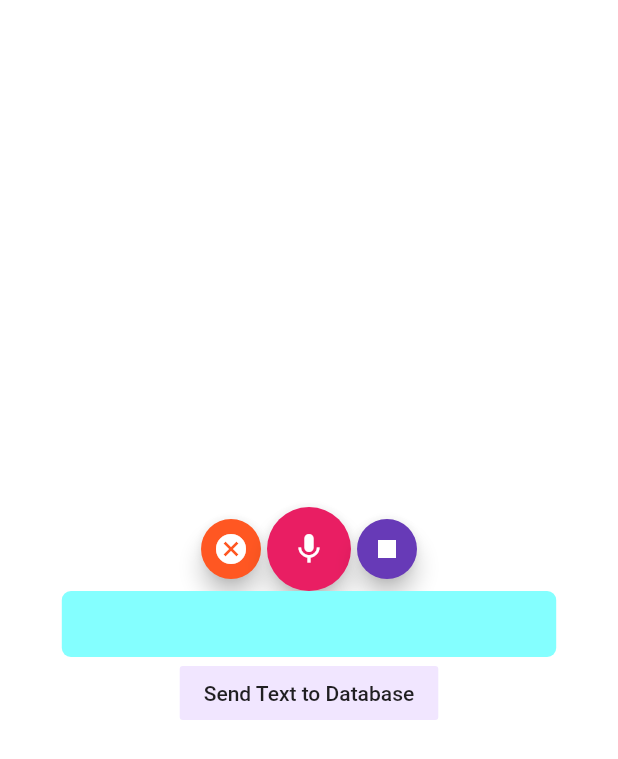
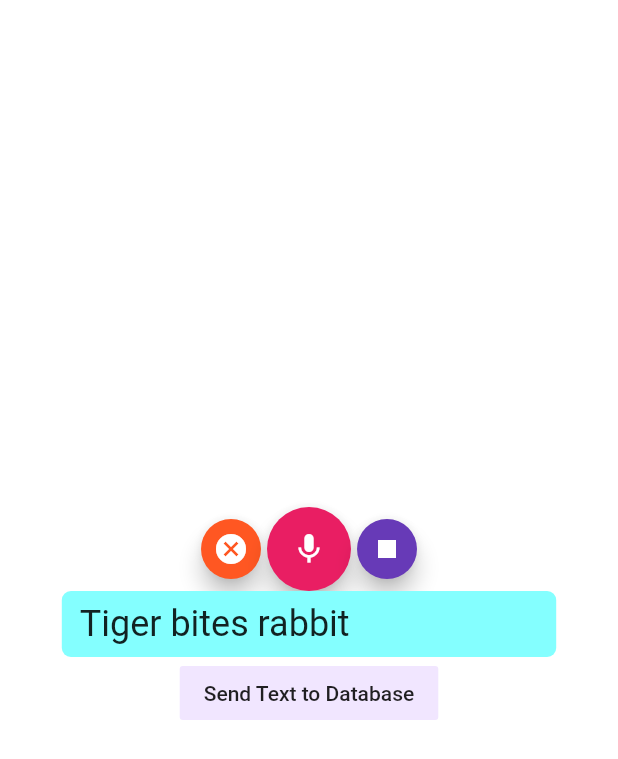
Before and after one commit to suriya-1403/speech2image-hack36, a Flutter app: the VoiceHome screen opened directly, after a tap on "Send Text to Database", on a phone screen of 412 x 824 dp. Shown: the top 759 px of the screen. Run offline on Flutter 3.47's test engine with Material 2 defaults, Android fonts, the phone set to English and light mode, and no system bars; our stand-ins replace avatar_glow, firebase_auth, firebase_core, flutter_svg, speech_to_text, url_launcher_web; missing offline and left inert: cloud_firestore_web, firebase_analytics_web, firebase_auth_web, firebase_core_web, highlight_text, speech_recognition; accounts and stored records are empty; network calls fail.

Commit message:
build: Speech to Text over

```diff
--- a/lib/Screens/SpeechDect/speechreg.dart
+++ b/lib/Screens/SpeechDect/speechreg.dart
@@ -23,15 +23,21 @@ class _VoiceHomeState extends State<VoiceHome> {
   SpeechRecognition _speechRecognition;
   bool _isAvailable = false;
   bool _isListening = false;
-
-  String resultText = "";
+  final _formkey = GlobalKey<FormState>();
+  String resultText = "Tiger bites rabbit";
 
   @override
   void initState() {
     super.initState();
     initSpeechRecognizer();
   }
-
+  Future<void> _savingData() async{
+      final validation = _formkey.currentState.validate();
+      if (!validation){
+        return;
+      }
+      _formkey.currentState.save();
+    }
   void initSpeechRecognizer() {
     _speechRecognition = SpeechRecognition();
 
@@ -128,11 +134,11 @@ class _VoiceHomeState extends State<VoiceHome> {
                     _savingData();
 
                     //url to send the post request to
-                    final url = 'http://127.0.0.1:5000/name';
+                    final url = 'http://127.0.0.1:5000/';
 
                     //sending a post request to the url
                     final response = await http.post(Uri.parse(url),
-                        body: json.encode({'name': name}));
+                        body: json.encode({'name': resultText}));
                   },
                   child: Text("Send Text to Database"),
                   color: kPrimaryLightColor,
```
Also changed, not shown: 4 other files.
